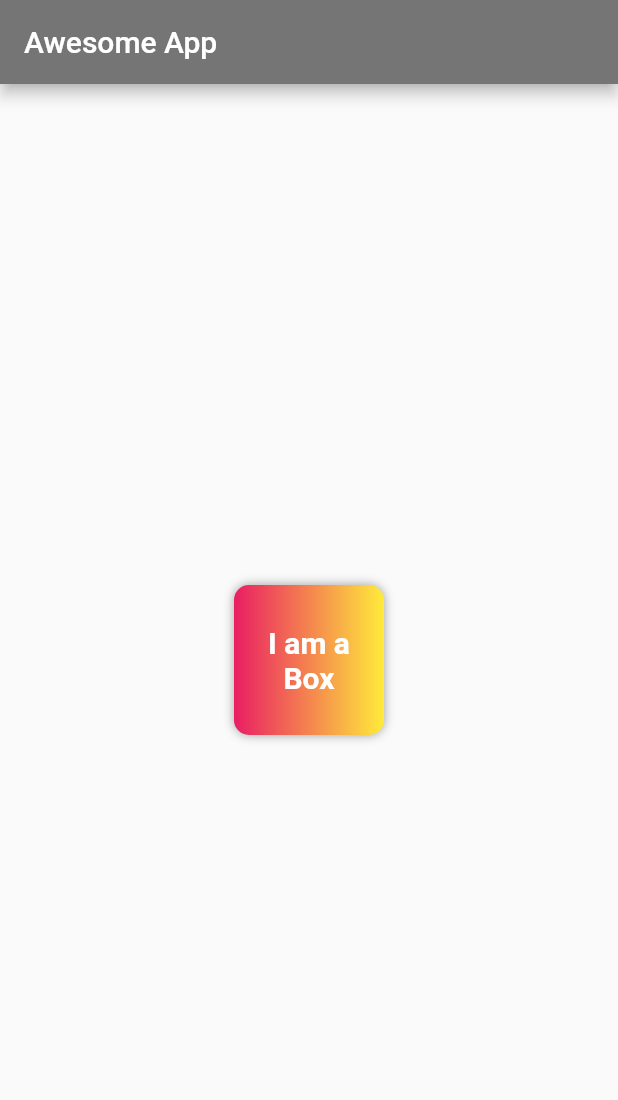
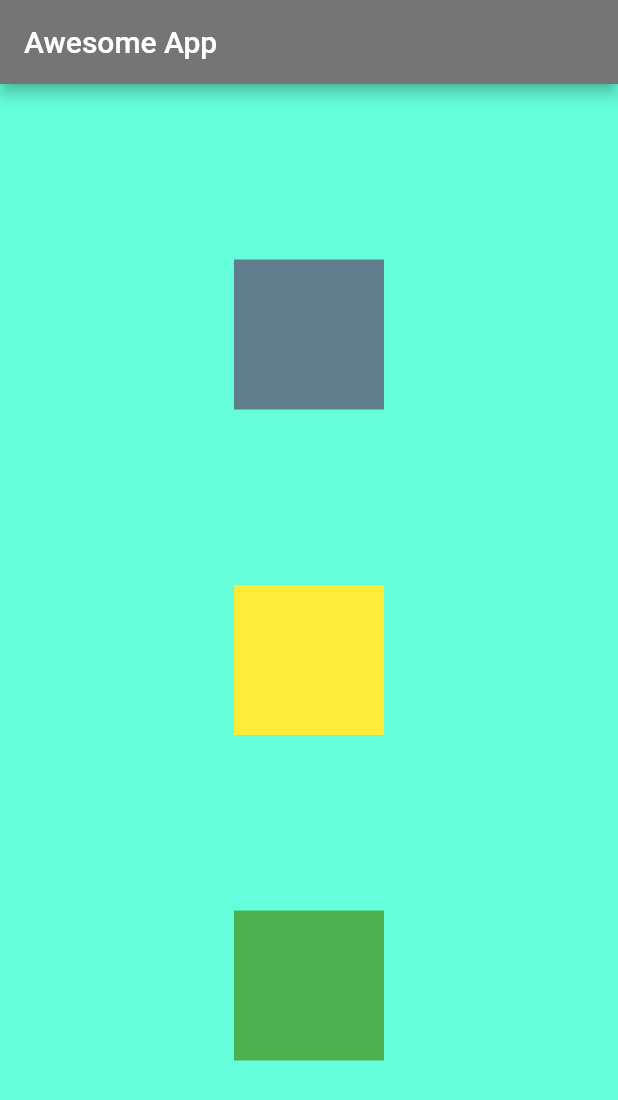
Before and after one commit to AdityaPedagada/flutter_app, a Flutter app: the screen it shows after launch, on a phone screen of 412 x 824 dp. Shown: the top 1100 px of the screen. Run offline on Flutter 3.47's test engine with Material 2 defaults, Android fonts, the phone set to English and light mode, and no system bars.

Commit message:
Chapeter 2 Completed

```diff
--- a/lib/main.dart
+++ b/lib/main.dart
@@ -16,23 +16,35 @@ class HomePage extends StatelessWidget {
       appBar: AppBar(
         title: Text("Awesome App"),
       ),
-      body: Center(
-        child: Container(
-          padding: const EdgeInsets.all(8),
-          width: 100,
-          height: 100,
-          alignment: Alignment.center,
-          child: Text(
-            "I am a Box",
-            textAlign: TextAlign.center,
-            style: TextStyle(
-                fontSize: 20, color: Colors.white, fontWeight: FontWeight.bold),
-          ),
-          decoration: BoxDecoration(
+      body: Container(
+        color: Colors.tealAccent,
+        width: 500,
+        child: Column(
+          mainAxisAlignment: MainAxisAlignment.spaceEvenly,
+          crossAxisAlignment: CrossAxisAlignment.center,
+          children: [
+            Container(
+              padding: const EdgeInsets.all(8),
+              width: 100,
+              height: 100,
+              alignment: Alignment.center,
               color: Colors.blueGrey,
-              gradient: LinearGradient(colors: [Colors.pink, Colors.yellow]),
-              borderRadius: BorderRadius.circular(10),
-              boxShadow: [BoxShadow(blurRadius: 5, color: Colors.grey)]),
+            ),
+            Container(
+              padding: const EdgeInsets.all(8),
+              width: 100,
+              height: 100,
+              alignment: Alignment.center,
+              color: Colors.yellow,
+            ),
+            Container(
+              padding: const EdgeInsets.all(8),
+              width: 100,
+              height: 100,
+              alignment: Alignment.center,
+              color: Colors.green,
+            ),
+          ],
         ),
       ),
     );
```
